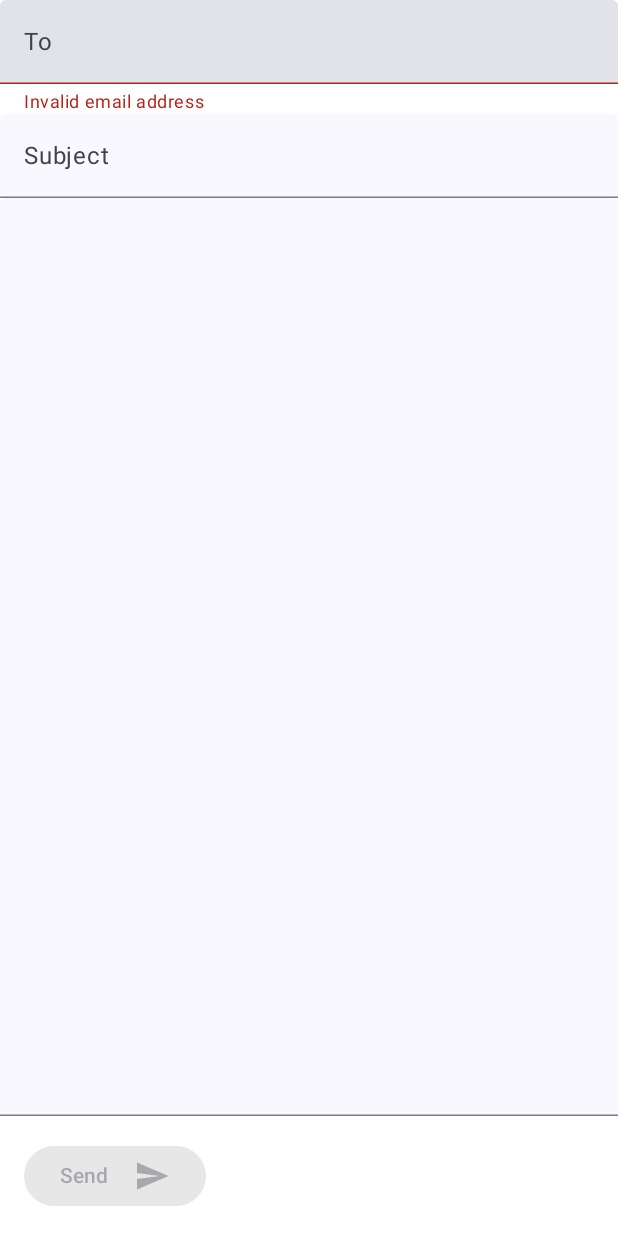
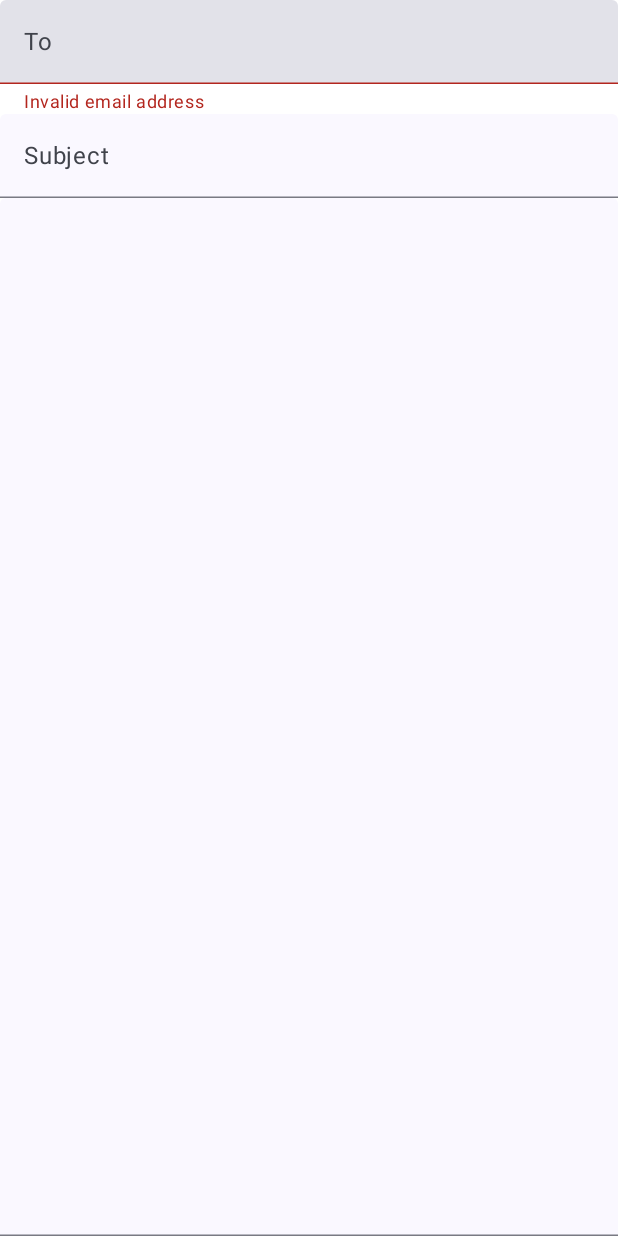
Before and after one commit to MonteCreasor/sendEmailVU, an Android app built with Jetpack Compose: the @Preview function NewMessagePreview, on a phone screen of 412 x 824 dp. Run offline under Robolectric (Android 15) with nearby library versions, the phone set to English and light mode, and no system bars.

Commit message:
Refactoring to hide implementation details.

```diff
--- a/app/src/main/AndroidManifest.xml
+++ b/app/src/main/AndroidManifest.xml
@@ -21,6 +21,7 @@
         <activity
             android:name=".MainActivity"
             android:exported="true"
+            android:windowSoftInputMode="adjustResize"
             android:label="@string/app_name"
             android:theme="@style/Theme.SendEmailVU">
             <intent-filter>
--- a/app/src/main/java/com/example/sendemailvu/MainActivity.kt
+++ b/app/src/main/java/com/example/sendemailvu/MainActivity.kt
@@ -19,7 +19,7 @@ class MainActivity : ComponentActivity() {
         // the user is typing text in the email body, the content
         // is automatically shifted up so that it will not be obscured
         // by the soft keyboard.
-        WindowCompat.setDecorFitsSystemWindows(window, false)
+//        WindowCompat.setDecorFitsSystemWindows(window, false)
 
         setContent {
             AppTheme {
--- a/app/src/main/java/com/example/sendemailvu/ui/screens/EmailScreen.kt
+++ b/app/src/main/java/com/example/sendemailvu/ui/screens/EmailScreen.kt
@@ -3,24 +3,16 @@ package com.example.sendemailvu.ui.screens
 import android.content.Context
 import android.content.Intent
 import android.widget.Toast
-import androidx.compose.foundation.layout.Arrangement
 import androidx.compose.foundation.layout.Box
 import androidx.compose.foundation.layout.Column
-import androidx.compose.foundation.layout.ExperimentalLayoutApi
-import androidx.compose.foundation.layout.Row
-import androidx.compose.foundation.layout.Spacer
-import androidx.compose.foundation.layout.WindowInsets
 import androidx.compose.foundation.layout.fillMaxSize
 import androidx.compose.foundation.layout.fillMaxWidth
-import androidx.compose.foundation.layout.imePadding
-import androidx.compose.foundation.layout.isImeVisible
 import androidx.compose.foundation.layout.padding
 import androidx.compose.foundation.text.KeyboardActions
 import androidx.compose.foundation.text.KeyboardOptions
 import androidx.compose.material.icons.Icons
 import androidx.compose.material.icons.automirrored.filled.Send
 import androidx.compose.material.icons.filled.AttachFile
-import androidx.compose.material3.Button
 import androidx.compose.material3.ExperimentalMaterial3Api
 import androidx.compose.material3.Icon
 import androidx.compose.material3.IconButton
@@ -42,12 +34,10 @@ import androidx.compose.runtime.remember
 import androidx.compose.runtime.rememberUpdatedState
 import androidx.compose.runtime.saveable.rememberSaveable
 import androidx.compose.runtime.setValue
-import androidx.compose.ui.Alignment
 import androidx.compose.ui.Modifier
 import androidx.compose.ui.focus.FocusRequester
 import androidx.compose.ui.focus.focusRequester
 import androidx.compose.ui.focus.onFocusChanged
-import androidx.compose.ui.graphics.Color
 import androidx.compose.ui.input.nestedscroll.nestedScroll
 import androidx.compose.ui.platform.LocalContext
 import androidx.compose.ui.platform.LocalSoftwareKeyboardController
@@ -58,12 +48,27 @@ import androidx.compose.ui.unit.dp
 import com.example.sendemailvu.R
 import com.example.sendemailvu.ui.theme.AppTheme
 
+data class EmailContent(
+    val to: String,
+    val subject: String?,
+    val message: String?,
+)
+
 @OptIn(ExperimentalMaterial3Api::class)
 @Composable
 fun AppBarScreen(
     titleId: Int = R.string.app_name,
     snackbarHostState: SnackbarHostState = remember { SnackbarHostState() },
 ) {
+    // User rememberSaveable for all text fields so that their
+    // contents survive configuration changes (e.g. rotations).
+    var to by rememberSaveable { mutableStateOf("") }
+    var subject by rememberSaveable { mutableStateOf<String?>(null) }
+    var message by rememberSaveable { mutableStateOf<String?>(null) }
+
+    // A context is needed for starting the GMail activity.
+    val context = LocalContext.current
+
     val scrollBehavior = TopAppBarDefaults.pinnedScrollBehavior(
         rememberTopAppBarState()
     )
@@ -79,7 +84,7 @@ fun AppBarScreen(
                 actions = {
                     IconButton(
                         onClick = {
-
+                            /* TODO */
                         }
                     ) {
                         Icon(
@@ -89,7 +94,11 @@ fun AppBarScreen(
                     }
                     IconButton(
                         onClick = {
-
+                            sendEmail(
+                                context, to = to,
+                                subject = subject,
+                                message = message
+                            )
                         }
                     ) {
                         Icon(
@@ -107,34 +116,32 @@ fun AppBarScreen(
                 .padding(paddingValues)
                 .fillMaxSize()
         ) {
-            EmailScreen()
+            EmailScreen {
+                to = it.to
+                subject = it.subject
+                message = it.message
+            }
         }
     }
 }
 
-@OptIn(ExperimentalLayoutApi::class)
 @Composable
-fun EmailScreen() {
+fun EmailScreen(
+    onEmailContentChange: (EmailContent) -> Unit
+) {
     // User rememberSaveable for all text fields so that their
     // contents survive configuration changes (e.g. rotations).
     var to by rememberSaveable { mutableStateOf("") }
     var subject by rememberSaveable { mutableStateOf("") }
     var message by rememberSaveable { mutableStateOf("") }
+    val emailContent by rememberUpdatedState(newValue = EmailContent(to, subject, message))
 
     // A remembered state to keep track of whether the entered is valid.
     val isValidEmail by rememberUpdatedState(newValue = isValidEmail(to))
 
-    // We need to know if the keyboard is visible so that we can adjust
-    // the email body text field to always display above the keyboard
-    // and never beneath it.
-    val isKeyboardVisible by rememberUpdatedState(newValue = WindowInsets.isImeVisible)
-
     // A focus request is used to ensure that the focus is on the To
     // text field when the screen is first displayed.
     val focusRequester = remember { FocusRequester() }
-
-    // A context is needed for the send button click handler to call startActivity.
-    val context = LocalContext.current
 
     // Used a launch effect to set focus to the To field when
     // the screen is first displayed.
@@ -152,6 +159,7 @@ fun EmailScreen() {
         EmailTextField(value = to,
             onValueChange = {
                 to = it
+                onEmailContentChange(emailContent.copy(to = it))
             },
             // Sets initial focus to the this field.
             modifier = Modifier.focusRequester(focusRequester),
@@ -169,7 +177,10 @@ fun EmailScreen() {
         // The Subject text field is a single line and is not required.
         EmailTextField(
             value = subject,
-            onValueChange = { subject = it },
+            onValueChange = {
+                subject = it
+                onEmailContentChange(emailContent.copy(subject = it))
+            },
             singleLine = true,
             placeholder = { Text(text = "Subject") },
         )
@@ -177,23 +188,13 @@ fun EmailScreen() {
         // The Body text field is multiline and is not required.
         EmailTextField(
             value = message,
-            onValueChange = { message = it },
+            onValueChange = {
+                message = it
+                onEmailContentChange(emailContent.copy(message = it))
+            },
             modifier = Modifier
-                .imePadding()
                 .weight(1f)
         )
-
-        // For a nicer user experience, don't show the send button
-        // when the soft keyboard is visible. This allows the email
-        // body TextField to use the entire screen area above the
-        // soft keyboard.
-        if (!isKeyboardVisible) {
-            SendButton(
-                onClick = { sendEmail(context, to, subject, message) },
-                modifier = Modifier.padding(16.dp),
-                enabled = isValidEmail
-            )
-        }
     }
 }
 
@@ -257,33 +258,6 @@ fun EmailTextField(
 }
 
 /**
- * A custom send Button that shows both text and an icon.
- */
-@Composable
-fun SendButton(
-    onClick: () -> Unit,
-    modifier: Modifier = Modifier,
-    enabled: Boolean = true
-) {
-    Button(
-        onClick = onClick, modifier = modifier, enabled = enabled
-    ) {
-        Row(
-            horizontalArrangement = Arrangement.Start,
-            verticalAlignment = Alignment.CenterVertically,
-        ) {
-            Text(text = "Send")
-            Spacer(modifier = Modifier.padding(horizontal = 8.dp))
-            Icon(
-                imageVector = Icons.AutoMirrored.Default.Send,
-                contentDescription = "Send Email",
-                modifier = Modifier.align(Alignment.CenterVertically)
-            )
-        }
-    }
-}
-
-/**
  * Helper to ensure that passed [addresses] string contains
  * a comma separated list of valid email addresses.
  */
@@ -300,7 +274,7 @@ internal fun isValidEmail(addresses: String): Boolean {
 /**
  * Helper to send an email using the Gmail app.
  */
-fun sendEmail(context: Context, to: String, subject: String, message: String) {
+fun sendEmail(context: Context, to: String, subject: String?, message: String?) {
     // Create an Intent object to perform a send action.
     val intent = Intent(Intent.ACTION_SEND).apply {
         // Directly name the standard Gmail package as the
@@ -320,8 +294,8 @@ fun sendEmail(context: Context, to: String, subject: String, message: String) {
                 .map { it.trim() }
                 .toTypedArray()
         )
-        putExtra(Intent.EXTRA_SUBJECT, subject)
-        putExtra(Intent.EXTRA_TEXT, message)
+        subject?.let { putExtra(Intent.EXTRA_SUBJECT, subject) }
+        message?.let { putExtra(Intent.EXTRA_TEXT, message) }
     }
 
     // Ensure that the declared gmail package can be
@@ -344,6 +318,6 @@ fun sendEmail(context: Context, to: String, subject: String, message: String) {
 @Composable
 fun NewMessagePreview() {
     AppTheme {
-        EmailScreen()
+        EmailScreen(onEmailContentChange = {})
     }
 }
```
